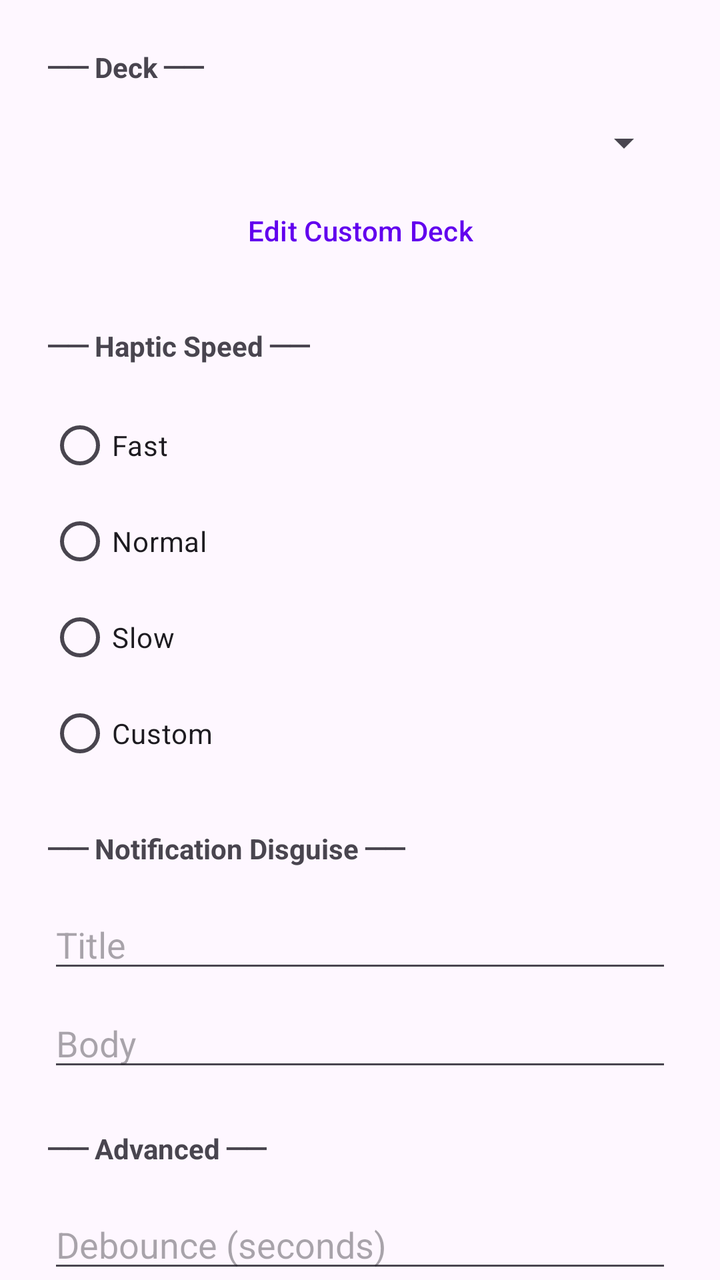
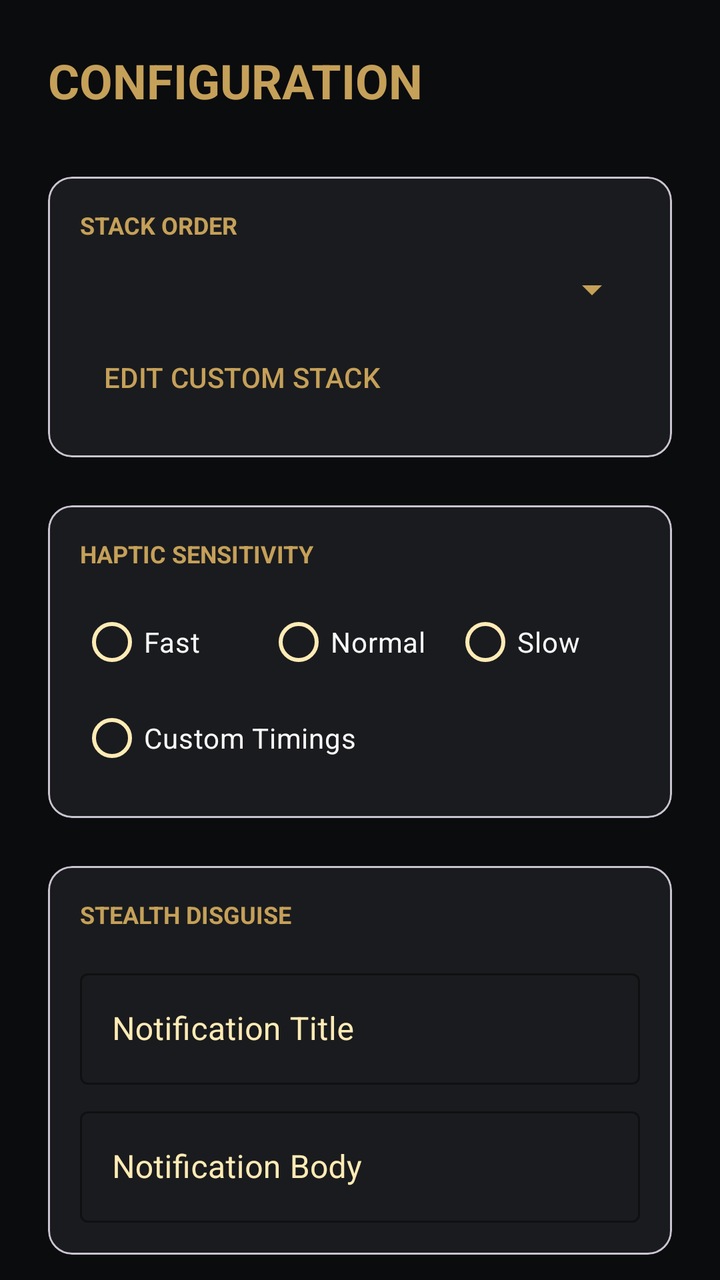

The first picture is an Android layout as it rendered before a commit; the second is the same layout after the commit. The layout source and the unified diff follow.
<!-- AndroidManifest.xml: application theme Theme.MagicHaptic -->
<!-- res/layout/fragment_settings.xml -->
<?xml version="1.0" encoding="utf-8"?>
<androidx.core.widget.NestedScrollView xmlns:android="http://schemas.android.com/apk/res/android"
    xmlns:app="http://schemas.android.com/apk/res-auto"
    android:layout_width="match_parent"
    android:layout_height="match_parent">

    <LinearLayout
        android:layout_width="match_parent"
        android:layout_height="wrap_content"
        android:orientation="vertical"
        android:padding="24dp">

        <TextView
            android:layout_width="wrap_content"
            android:layout_height="wrap_content"
            android:text="── Deck ──"
            android:textStyle="bold" />

        <Spinner
            android:id="@+id/spinnerDeck"
            android:layout_width="match_parent"
            android:layout_height="wrap_content"
            android:layout_marginTop="16dp" />

        <Button
            android:id="@+id/btnEditCustomDeck"
            style="@style/Widget.Material3.Button.TextButton"
            android:layout_width="match_parent"
            android:layout_height="wrap_content"
            android:layout_marginTop="8dp"
            android:text="Edit Custom Deck" />

        <TextView
            android:layout_width="wrap_content"
            android:layout_height="wrap_content"
            android:layout_marginTop="24dp"
            android:text="── Haptic Speed ──"
            android:textStyle="bold" />

        <RadioGroup
            android:id="@+id/rgHapticSpeed"
            android:layout_width="match_parent"
            android:layout_height="wrap_content"
            android:layout_marginTop="16dp">

            <RadioButton
                android:id="@+id/rbFast"
                android:layout_width="wrap_content"
                android:layout_height="wrap_content"
                android:text="Fast" />

            <RadioButton
                android:id="@+id/rbNormal"
                android:layout_width="wrap_content"
                android:layout_height="wrap_content"
                android:text="Normal" />

            <RadioButton
                android:id="@+id/rbSlow"
                android:layout_width="wrap_content"
                android:layout_height="wrap_content"
                android:text="Slow" />

            <RadioButton
                android:id="@+id/rbCustom"
                android:layout_width="wrap_content"
                android:layout_height="wrap_content"
                android:text="Custom" />
        </RadioGroup>

        <LinearLayout
            android:id="@+id/llCustomHaptic"
            android:layout_width="match_parent"
            android:layout_height="wrap_content"
            android:layout_marginTop="16dp"
            android:orientation="vertical"
            android:visibility="gone">

            <EditText
                android:id="@+id/etShort"
                android:layout_width="match_parent"
                android:layout_height="wrap_content"
                android:hint="Short (ms)"
                android:inputType="number" />

            <EditText
                android:id="@+id/etLong"
                android:layout_width="match_parent"
                android:layout_height="wrap_content"
                android:hint="Long (ms)"
                android:inputType="number" />

            <EditText
                android:id="@+id/etGap"
                android:layout_width="match_parent"
                android:layout_height="wrap_content"
                android:hint="Gap (ms)"
                android:inputType="number" />

            <EditText
                android:id="@+id/etSep"
                android:layout_width="match_parent"
                android:layout_height="wrap_content"
                android:hint="Separator (ms)"
                android:inputType="number" />

            <Button
                android:id="@+id/btnSaveCustomHaptic"
                android:layout_width="match_parent"
                android:layout_height="wrap_content"
                android:layout_marginTop="8dp"
                android:text="Validate &amp; Save" />
        </LinearLayout>

        <TextView
            android:layout_width="wrap_content"
            android:layout_height="wrap_content"
            android:layout_marginTop="24dp"
            android:text="── Notification Disguise ──"
            android:textStyle="bold" />

        <EditText
            android:id="@+id/etNotifTitle"
            android:layout_width="match_parent"
            android:layout_height="wrap_content"
            android:layout_marginTop="16dp"
            android:hint="Title" />

        <EditText
            android:id="@+id/etNotifBody"
            android:layout_width="match_parent"
            android:layout_height="wrap_content"
            android:layout_marginTop="8dp"
            android:hint="Body" />

        <TextView
            android:layout_width="wrap_content"
            android:layout_height="wrap_content"
            android:layout_marginTop="24dp"
            android:text="── Advanced ──"
            android:textStyle="bold" />

        <EditText
            android:id="@+id/etDebounce"
            android:layout_width="match_parent"
            android:layout_height="wrap_content"
            android:layout_marginTop="16dp"
            android:hint="Debounce (seconds)"
            android:inputType="number" />

    </LinearLayout>
</androidx.core.widget.NestedScrollView>
<!-- resources referenced by this layout -->
<resources>
  <style name="Theme.MagicHaptic" parent="Theme.Material3.DayNight">
          
          <item name="colorPrimary">@color/purple_500</item>
          <item name="colorPrimaryVariant">@color/purple_700</item>
          <item name="colorOnPrimary">@color/white</item>
          
          <item name="colorSecondary">@color/teal_200</item>
          <item name="colorSecondaryVariant">@color/teal_700</item>
          <item name="colorOnSecondary">@color/black</item>
          
          <item name="android:statusBarColor">?attr/colorPrimaryVariant</item>
      </style>
  <color name="purple_500">#FF6200EE</color>
  <color name="purple_700">#FF3700B3</color>
  <color name="white">#FFFFFFFF</color>
  <color name="teal_200">#FF03DAC5</color>
  <color name="teal_700">#FF018786</color>
  <color name="black">#FF000000</color>
</resources>

<!-- the commit's change to res/layout/fragment_settings.xml (unified diff, before → after) -->
@@ -1,152 +1,288 @@
 <?xml version="1.0" encoding="utf-8"?>
-<androidx.core.widget.NestedScrollView xmlns:android="http://schemas.android.com/apk/res/android"
+<androidx.coordinatorlayout.widget.CoordinatorLayout xmlns:android="http://schemas.android.com/apk/res/android"
     xmlns:app="http://schemas.android.com/apk/res-auto"
     android:layout_width="match_parent"
-    android:layout_height="match_parent">
-
-    <LinearLayout
+    android:layout_height="match_parent"
+    android:background="@color/obsidian_black">
+
+    <androidx.core.widget.NestedScrollView
         android:layout_width="match_parent"
-        android:layout_height="wrap_content"
-        android:orientation="vertical"
-        android:padding="24dp">
-
-        <TextView
-            android:layout_width="wrap_content"
-            android:layout_height="wrap_content"
-            android:text="── Deck ──"
-            android:textStyle="bold" />
-
-        <Spinner
-            android:id="@+id/spinnerDeck"
+        android:layout_height="match_parent">
+
+        <LinearLayout
             android:layout_width="match_parent"
             android:layout_height="wrap_content"
-            android:layout_marginTop="16dp" />
-
-        <Button
-            android:id="@+id/btnEditCustomDeck"
-            style="@style/Widget.Material3.Button.TextButton"
-            android:layout_width="match_parent"
-            android:layout_height="wrap_content"
-            android:layout_marginTop="8dp"
-            android:text="Edit Custom Deck" />
-
-        <TextView
-            android:layout_width="wrap_content"
-            android:layout_height="wrap_content"
-            android:layout_marginTop="24dp"
-            android:text="── Haptic Speed ──"
-            android:textStyle="bold" />
-
-        <RadioGroup
-            android:id="@+id/rgHapticSpeed"
-            android:layout_width="match_parent"
-            android:layout_height="wrap_content"
-            android:layout_marginTop="16dp">
-
-            <RadioButton
-                android:id="@+id/rbFast"
+            android:orientation="vertical"
+            android:padding="24dp">
+
+            <TextView
                 android:layout_width="wrap_content"
                 android:layout_height="wrap_content"
-                android:text="Fast" />
-
-            <RadioButton
-                android:id="@+id/rbNormal"
-                android:layout_width="wrap_content"
-                android:layout_height="wrap_content"
-                android:text="Normal" />
-
-            <RadioButton
-                android:id="@+id/rbSlow"
-                android:layout_width="wrap_content"
-                android:layout_height="wrap_content"
-                android:text="Slow" />
-
-            <RadioButton
-                android:id="@+id/rbCustom"
-                android:layout_width="wrap_content"
-                android:layout_height="wrap_content"
-                android:text="Custom" />
-        </RadioGroup>
-
-        <LinearLayout
-            android:id="@+id/llCustomHaptic"
-            android:layout_width="match_parent"
-            android:layout_height="wrap_content"
-            android:layout_marginTop="16dp"
-            android:orientation="vertical"
-            android:visibility="gone">
-
-            <EditText
-                android:id="@+id/etShort"
+                android:text="CONFIGURATION"
+                android:textColor="@color/antique_gold"
+                android:textSize="24sp"
+                android:textStyle="bold" />
+
+            
+            <com.google.android.material.card.MaterialCardView
                 android:layout_width="match_parent"
                 android:layout_height="wrap_content"
-                android:hint="Short (ms)"
-                android:inputType="number" />
-
-            <EditText
-                android:id="@+id/etLong"
+                android:layout_marginTop="32dp"
+                app:cardBackgroundColor="#1A1B1E"
+                app:cardCornerRadius="12dp">
+
+                <LinearLayout
+                    android:layout_width="match_parent"
+                    android:layout_height="wrap_content"
+                    android:orientation="vertical"
+                    android:padding="16dp">
+
+                    <TextView
+                        android:layout_width="wrap_content"
+                        android:layout_height="wrap_content"
+                        android:text="STACK ORDER"
+                        android:textColor="@color/antique_gold"
+                        android:textSize="12sp"
+                        android:textStyle="bold" />
+
+                    <Spinner
+                        android:id="@+id/spinnerDeck"
+                        android:layout_width="match_parent"
+                        android:layout_height="wrap_content"
+                        android:layout_marginTop="12dp"
+                        android:backgroundTint="@color/antique_gold" />
+
+                    <Button
+                        android:id="@+id/btnEditCustomDeck"
+                        style="@style/Widget.Material3.Button.TextButton"
+                        android:layout_width="wrap_content"
+                        android:layout_height="wrap_content"
+                        android:layout_marginTop="8dp"
+                        android:text="EDIT CUSTOM STACK"
+                        android:textColor="@color/antique_gold" />
+                </LinearLayout>
+            </com.google.android.material.card.MaterialCardView>
+
+            
+            <com.google.android.material.card.MaterialCardView
                 android:layout_width="match_parent"
                 android:layout_height="wrap_content"
-                android:hint="Long (ms)"
-                android:inputType="number" />
-
-            <EditText
-                android:id="@+id/etGap"
+                android:layout_marginTop="24dp"
+                app:cardBackgroundColor="#1A1B1E"
+                app:cardCornerRadius="12dp">
+
+                <LinearLayout
+                    android:layout_width="match_parent"
+                    android:layout_height="wrap_content"
+                    android:orientation="vertical"
+                    android:padding="16dp">
+
+                    <TextView
+                        android:layout_width="wrap_content"
+                        android:layout_height="wrap_content"
+                        android:text="HAPTIC SENSITIVITY"
+                        android:textColor="@color/antique_gold"
+                        android:textSize="12sp"
+                        android:textStyle="bold" />
+
+                    <RadioGroup
+                        android:id="@+id/rgHapticSpeed"
+                        android:layout_width="match_parent"
+                        android:layout_height="wrap_content"
+                        android:layout_marginTop="12dp"
+                        android:orientation="horizontal">
+
+                        <RadioButton
+                            android:id="@+id/rbFast"
+                            android:layout_width="0dp"
+                            android:layout_height="wrap_content"
+                            android:layout_weight="1"
+                            android:buttonTint="@color/antique_gold"
+                            android:text="Fast"
+                            android:textColor="@color/magic_white" />
+
+                        <RadioButton
+                            android:id="@+id/rbNormal"
+                            android:layout_width="0dp"
+                            android:layout_height="wrap_content"
+                            android:layout_weight="1"
+                            android:buttonTint="@color/antique_gold"
+                            android:text="Normal"
+                            android:textColor="@color/magic_white" />
+
+                        <RadioButton
+                            android:id="@+id/rbSlow"
+                            android:layout_width="0dp"
+                            android:layout_height="wrap_content"
+                            android:layout_weight="1"
+                            android:buttonTint="@color/antique_gold"
+                            android:text="Slow"
+                            android:textColor="@color/magic_white" />
+                    </RadioGroup>
+
+                    <RadioButton
+                        android:id="@+id/rbCustom"
+                        android:layout_width="wrap_content"
+                        android:layout_height="wrap_content"
+                        android:buttonTint="@color/antique_gold"
+                        android:text="Custom Timings"
+                        android:textColor="@color/magic_white" />
+
+                    <LinearLayout
+                        android:id="@+id/llCustomHaptic"
+                        android:layout_width="match_parent"
+                        android:layout_height="wrap_content"
+                        android:layout_marginTop="8dp"
+                        android:orientation="vertical"
+                        android:visibility="gone">
+
+                        
+                        <com.google.android.material.textfield.TextInputLayout
+                            style="@style/Widget.MaterialComponents.TextInputLayout.OutlinedBox"
+                            android:layout_width="match_parent"
+                            android:layout_height="wrap_content"
+                            android:hint="Short Pulse (ms)"
+                            android:textColorHint="@color/gold_glow"
+                            app:boxStrokeColor="@color/antique_gold">
+                            <com.google.android.material.textfield.TextInputEditText
+                                android:id="@+id/etShort"
+                                android:layout_width="match_parent"
+                                android:layout_height="wrap_content"
+                                android:inputType="number"
+                                android:textColor="@color/magic_white" />
+                        </com.google.android.material.textfield.TextInputLayout>
+
+                        <com.google.android.material.textfield.TextInputLayout
+                            style="@style/Widget.MaterialComponents.TextInputLayout.OutlinedBox"
+                            android:layout_width="match_parent"
+                            android:layout_height="wrap_content"
+                            android:layout_marginTop="8dp"
+                            android:hint="Long Pulse (ms)"
+                            android:textColorHint="@color/gold_glow"
+                            app:boxStrokeColor="@color/antique_gold">
+                            <com.google.android.material.textfield.TextInputEditText
+                                android:id="@+id/etLong"
+                                android:layout_width="match_parent"
+                                android:layout_height="wrap_content"
+                                android:inputType="number"
+                                android:textColor="@color/magic_white" />
+                        </com.google.android.material.textfield.TextInputLayout>
+
+                        <com.google.android.material.textfield.TextInputLayout
+                            style="@style/Widget.MaterialComponents.TextInputLayout.OutlinedBox"
+                            android:layout_width="match_parent"
+                            android:layout_height="wrap_content"
+                            android:layout_marginTop="8dp"
+                            android:hint="Gap Between Pulses (ms)"
+                            android:textColorHint="@color/gold_glow"
+                            app:boxStrokeColor="@color/antique_gold">
+                            <com.google.android.material.textfield.TextInputEditText
+                                android:id="@+id/etGap"
+                                android:layout_width="match_parent"
+                                android:layout_height="wrap_content"
+                                android:inputType="number"
+                                android:textColor="@color/magic_white" />
+                        </com.google.android.material.textfield.TextInputLayout>
+
+                        <com.google.android.material.textfield.TextInputLayout
+                            style="@style/Widget.MaterialComponents.TextInputLayout.OutlinedBox"
+                            android:layout_width="match_parent"
+                            android:layout_height="wrap_content"
+                            android:layout_marginTop="8dp"
+                            android:hint="Separator Gap (ms)"
+                            android:textColorHint="@color/gold_glow"
+                            app:boxStrokeColor="@color/antique_gold">
+                            <com.google.android.material.textfield.TextInputEditText
+                                android:id="@+id/etSep"
+                                android:layout_width="match_parent"
+                                android:layout_height="wrap_content"
+                                android:inputType="number"
+                                android:textColor="@color/magic_white" />
+                        </com.google.android.material.textfield.TextInputLayout>
+
+                        <com.google.android.material.textfield.TextInputLayout
+                            style="@style/Widget.MaterialComponents.TextInputLayout.OutlinedBox"
+                            android:layout_width="match_parent"
+                            android:layout_height="wrap_content"
+                            android:layout_marginTop="16dp"
+                            android:hint="Trigger Debounce (seconds)"
+                            android:textColorHint="@color/gold_glow"
+                            app:boxStrokeColor="@color/antique_gold">
+                            <com.google.android.material.textfield.TextInputEditText
+                                android:id="@+id/etDebounce"
+                                android:layout_width="match_parent"
+                                android:layout_height="wrap_content"
+                                android:inputType="number"
+                                android:textColor="@color/magic_white" />
+                        </com.google.android.material.textfield.TextInputLayout>
+
+                        <Button
+                            android:id="@+id/btnSaveCustomHaptic"
+                            android:layout_width="match_parent"
+                            android:layout_height="wrap_content"
+                            android:layout_marginTop="16dp"
+                            android:text="SAVE TIMINGS"
+                            android:textColor="@color/obsidian_black"
+                            app:backgroundTint="@color/antique_gold" />
+                    </LinearLayout>
+                </LinearLayout>
+            </com.google.android.material.card.MaterialCardView>
+
+            
+            <com.google.android.material.card.MaterialCardView
                 android:layout_width="match_parent"
                 android:layout_height="wrap_content"
-                android:hint="Gap (ms)"
-                android:inputType="number" />
-
-            <EditText
-                android:id="@+id/etSep"
-                android:layout_width="match_parent"
-                android:layout_height="wrap_content"
-                android:hint="Separator (ms)"
-                android:inputType="number" />
-
-            <Button
-                android:id="@+id/btnSaveCustomHaptic"
-                android:layout_width="match_parent"
-                android:layout_height="wrap_content"
-                android:layout_marginTop="8dp"
-                android:text="Validate &amp; Save" />
+                android:layout_marginTop="24dp"
+                app:cardBackgroundColor="#1A1B1E"
+                app:cardCornerRadius="12dp">
+
+                <LinearLayout
+                    android:layout_width="match_parent"
+                    android:layout_height="wrap_content"
+                    android:orientation="vertical"
+                    android:padding="16dp">
+
+                    <TextView
+                        android:layout_width="wrap_content"
+                        android:layout_height="wrap_content"
+                        android:text="STEALTH DISGUISE"
+                        android:textColor="@color/antique_gold"
+                        android:textSize="12sp"
+                        android:textStyle="bold" />
+
+                    <com.google.android.material.textfield.TextInputLayout
+                        style="@style/Widget.MaterialComponents.TextInputLayout.OutlinedBox"
+                        android:layout_width="match_parent"
+                        android:layout_height="wrap_content"
+                        android:layout_marginTop="16dp"
+                        android:hint="Notification Title"
+                        android:textColorHint="@color/gold_glow"
+                        app:boxStrokeColor="@color/antique_gold">
+                        <com.google.android.material.textfield.TextInputEditText
+                            android:id="@+id/etNotifTitle"
+                            android:layout_width="match_parent"
+                            android:layout_height="wrap_content"
+                            android:textColor="@color/magic_white" />
+                    </com.google.android.material.textfield.TextInputLayout>
+
+                    <com.google.android.material.textfield.TextInputLayout
+                        style="@style/Widget.MaterialComponents.TextInputLayout.OutlinedBox"
+                        android:layout_width="match_parent"
+                        android:layout_height="wrap_content"
+                        android:layout_marginTop="8dp"
+                        android:hint="Notification Body"
+                        android:textColorHint="@color/gold_glow"
+                        app:boxStrokeColor="@color/antique_gold">
+                        <com.google.android.material.textfield.TextInputEditText
+                            android:id="@+id/etNotifBody"
+                            android:layout_width="match_parent"
+                            android:layout_height="wrap_content"
+                            android:textColor="@color/magic_white" />
+                    </com.google.android.material.textfield.TextInputLayout>
+                </LinearLayout>
+            </com.google.android.material.card.MaterialCardView>
+
         </LinearLayout>
-
-        <TextView
-            android:layout_width="wrap_content"
-            android:layout_height="wrap_content"
-            android:layout_marginTop="24dp"
-            android:text="── Notification Disguise ──"
-            android:textStyle="bold" />
-
-        <EditText
-            android:id="@+id/etNotifTitle"
-            android:layout_width="match_parent"
-            android:layout_height="wrap_content"
-            android:layout_marginTop="16dp"
-            android:hint="Title" />
-
-        <EditText
-            android:id="@+id/etNotifBody"
-            android:layout_width="match_parent"
-            android:layout_height="wrap_content"
-            android:layout_marginTop="8dp"
-            android:hint="Body" />
-
-        <TextView
-            android:layout_width="wrap_content"
-            android:layout_height="wrap_content"
-            android:layout_marginTop="24dp"
-            android:text="── Advanced ──"
-            android:textStyle="bold" />
-
-        <EditText
-            android:id="@+id/etDebounce"
-            android:layout_width="match_parent"
-            android:layout_height="wrap_content"
-            android:layout_marginTop="16dp"
-            android:hint="Debounce (seconds)"
-            android:inputType="number" />
-
-    </LinearLayout>
-</androidx.core.widget.NestedScrollView>
+    </androidx.core.widget.NestedScrollView>
+
+</androidx.coordinatorlayout.widget.CoordinatorLayout>
<!-- resource entries referenced after the edit -->
@@ -1,22 +1,32 @@
 <!-- resources referenced by this layout -->
 <resources>
-  <style name="Theme.MagicHaptic" parent="Theme.Material3.DayNight">
+  <color name="antique_gold">#C5A059</color>
+  <color name="gold_glow">#FFEBB5</color>
+  <color name="magic_white">#F8F8F8</color>
+  <color name="obsidian_black">#0B0C0E</color>
+  <style name="Theme.MagicHaptic" parent="Theme.Material3.DayNight.NoActionBar">
           
-          <item name="colorPrimary">@color/purple_500</item>
-          <item name="colorPrimaryVariant">@color/purple_700</item>
-          <item name="colorOnPrimary">@color/white</item>
+          <item name="colorPrimary">@color/antique_gold</item>
+          <item name="colorOnPrimary">@color/obsidian_black</item>
           
-          <item name="colorSecondary">@color/teal_200</item>
-          <item name="colorSecondaryVariant">@color/teal_700</item>
-          <item name="colorOnSecondary">@color/black</item>
           
-          <item name="android:statusBarColor">?attr/colorPrimaryVariant</item>
+          <item name="colorSecondary">@color/deep_velvet</item>
+          <item name="colorOnSecondary">@color/antique_gold</item>
+          
+          
+          <item name="android:statusBarColor">@color/obsidian_black</item>
+          <item name="android:navigationBarColor">@color/obsidian_black</item>
+          <item name="android:windowBackground">@color/obsidian_black</item>
+          
+          
+          <item name="colorSurface">@color/obsidian_black</item>
+          <item name="colorOnSurface">@color/antique_gold</item>
+          <item name="colorSurfaceVariant">#1A1B1E</item>
+          <item name="colorOnSurfaceVariant">@color/gold_glow</item>
+  
+          
+          <item name="snackbarStyle">@style/Widget.MaterialComponents.Snackbar</item>
       </style>
-  <color name="purple_500">#FF6200EE</color>
-  <color name="purple_700">#FF3700B3</color>
-  <color name="white">#FFFFFFFF</color>
-  <color name="teal_200">#FF03DAC5</color>
-  <color name="teal_700">#FF018786</color>
-  <color name="black">#FF000000</color>
+  <color name="deep_velvet">#1A0F2E</color>
 </resources>
 
